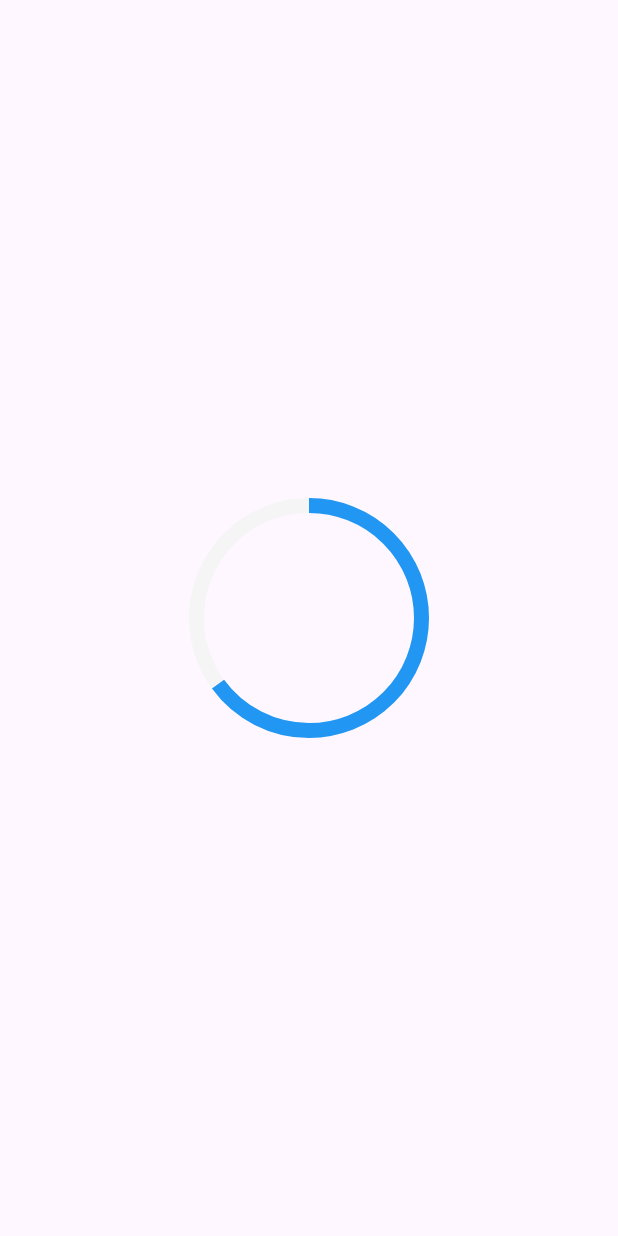
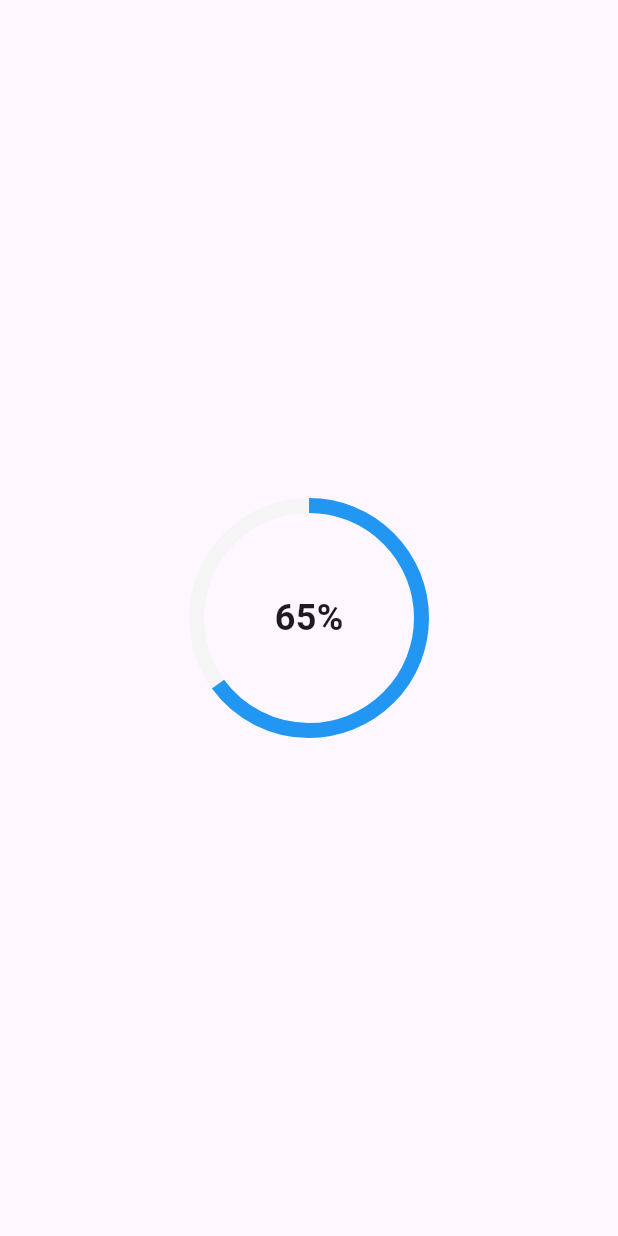
Before and after one commit to HanuShashwat/Flutter-Animation-Practice, a Flutter app: the screen it shows after launch, on a phone screen of 412 x 824 dp. Run offline on Flutter 3.47's test engine with Material 3 defaults, Android fonts, the phone set to English and light mode, and no system bars.

Commit message:
Added progress number inside of the circular progress bar.

```diff
--- a/lib/explicit_examples/loading_animation.dart
+++ b/lib/explicit_examples/loading_animation.dart
@@ -26,7 +26,14 @@ class RadialProgressAnimation extends StatelessWidget {
                 backgroundColor: Colors.grey.shade100,
                 color: color,
               ),
-            )
+            ),
+            Text(
+              '${(progress * 100).toInt()}%',
+              style: const TextStyle(
+                fontSize: 24,
+                fontWeight: FontWeight.bold,
+              ),
+            ),
           ],
         ),
       ),
```
